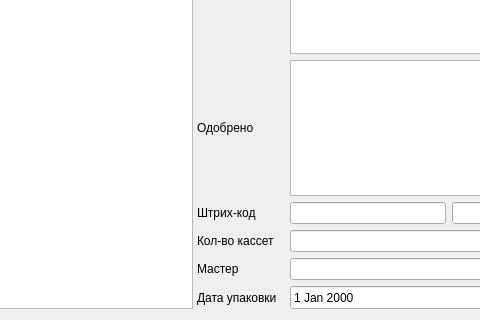
Qt form formdatawire.ui (Sergeyego/warehouse) before a commit; both pictures show x 209 to 689 and y 458 to 778 of the 918 by 778 pixel window.
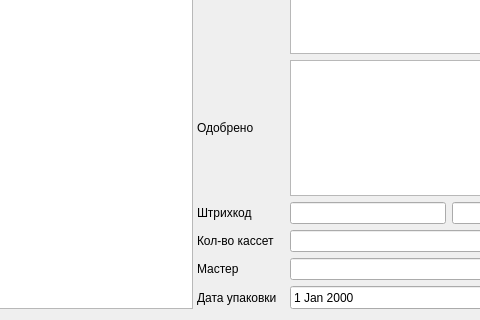
The same form after that commit.

The edit to the form file:
```diff
--- a/formdatawire.ui
+++ b/formdatawire.ui
@@ -282,7 +282,7 @@
          <item row="14" column="0" colspan="2">
           <widget class="QLabel" name="label_21">
            <property name="text">
-            <string>Штрих-код</string>
+            <string>Штрихкод</string>
            </property>
           </widget>
          </item>
```
